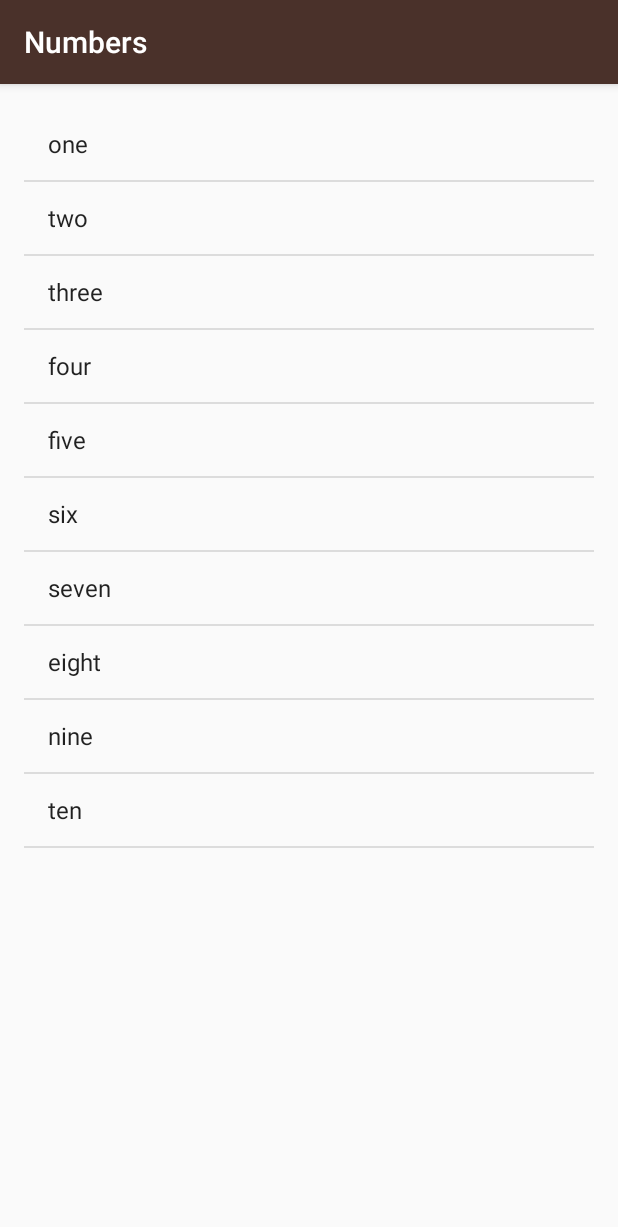
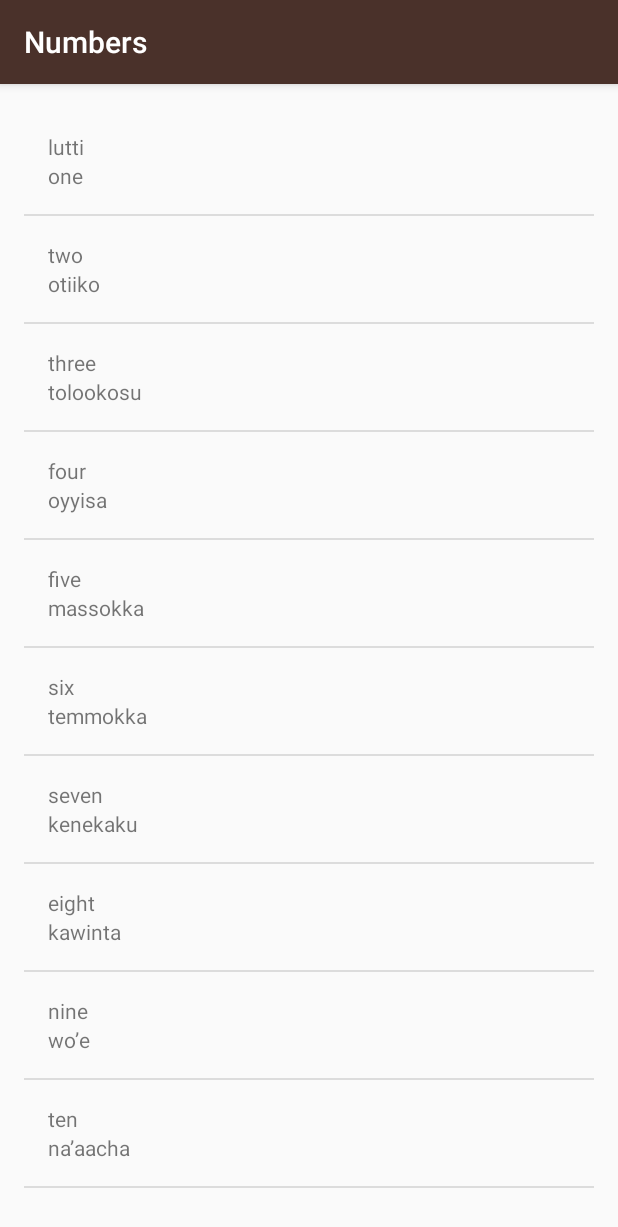
Before and after one commit to andreluiskg/Miwok, an Android app: the NumbersActivity screen opened directly, with no data from a screen before it, on a phone screen of 412 x 824 dp. Shown: the top 1227 px of the screen. Run offline under Robolectric (Android 15) with nearby library versions, the phone set to English and light mode, and no system bars.

Commit message:
Personalizando o ArrayAdapter para que receba dois atributos ao invés de um.

```diff
--- a/app/src/main/java/com/andre/android/miwok/NumbersActivity.java
+++ b/app/src/main/java/com/andre/android/miwok/NumbersActivity.java
@@ -2,7 +2,6 @@ package com.andre.android.miwok;
 
 import android.os.Bundle;
 import android.support.v7.app.AppCompatActivity;
-import android.widget.ArrayAdapter;
 import android.widget.ListView;
 
 import java.util.ArrayList;
@@ -14,17 +13,28 @@ public class NumbersActivity extends AppCompatActivity {
         super.onCreate(savedInstanceState);
         setContentView(R.layout.activity_numbers);
 
-        ArrayList<String> words = new ArrayList<String>();
-        words.add("one");
-        words.add("two");
-        words.add("three");
-        words.add("four");
-        words.add("five");
-        words.add("six");
-        words.add("seven");
-        words.add("eight");
-        words.add("nine");
-        words.add("ten");
+//        ArrayList<String> words = new ArrayList<String>();
+//        words.add("one");
+//        words.add("two");
+//        words.add("three");
+//        words.add("four");
+//        words.add("five");
+//        words.add("six");
+//        words.add("seven");
+//        words.add("eight");
+//        words.add("nine");
+//        words.add("ten");
+        ArrayList<Word> words = new ArrayList<Word>();
+        words.add(new Word("lutti", "one"));
+        words.add(new Word("two", "otiiko"));
+        words.add(new Word("three", "tolookosu"));
+        words.add(new Word("four", "oyyisa"));
+        words.add(new Word("five", "massokka"));
+        words.add(new Word("six", "temmokka"));
+        words.add(new Word("seven", "kenekaku"));
+        words.add(new Word("eight", "kawinta"));
+        words.add(new Word("nine", "wo’e"));
+        words.add(new Word("ten", "na’aacha"));
 
 //        LinearLayout rootView = (LinearLayout) findViewById(R.id.rootView);
 //        TextView wordView;
@@ -35,12 +45,15 @@ public class NumbersActivity extends AppCompatActivity {
 //            rootView.addView(wordView);
 //        }
 
-        ArrayAdapter<String> itemsAdapter =
-                new ArrayAdapter<String>(this, android.R.layout.simple_list_item_1, words);
+//        ArrayAdapter<String> itemsAdapter =
+//                new ArrayAdapter<String>(this, android.R.layout.simple_list_item_1, words);
+//        ListView listView = (ListView) findViewById(R.id.list);
+//        listView.setAdapter(itemsAdapter);
 
+        WordAdapter wordAdapter =
+                new WordAdapter(this, words);
         ListView listView = (ListView) findViewById(R.id.list);
-
-        listView.setAdapter(itemsAdapter);
+        listView.setAdapter(wordAdapter);
 
     }
 }
--- /dev/null
+++ b/app/src/main/java/com/andre/android/miwok/Word.java
@@ -0,0 +1,26 @@
+package com.andre.android.miwok;
+
+/**
+ * Created by andre on 07/07/2017.
+ */
+
+public class Word {
+
+    private String mMiwokWord;
+    private String mDefaultWord;
+
+    public Word(String miwokWord, String defaultWord) {
+        this.mMiwokWord = miwokWord;
+        this.mDefaultWord = defaultWord;
+    }
+
+    public String getmMiwokWord() {
+        return mMiwokWord;
+    }
+
+    public String getmDefaultWord() {
+        return mDefaultWord;
+    }
+
+
+}
--- /dev/null
+++ b/app/src/main/java/com/andre/android/miwok/WordAdapter.java
@@ -0,0 +1,53 @@
+package com.andre.android.miwok;
+
+import android.app.Activity;
+import android.view.LayoutInflater;
+import android.view.View;
+import android.view.ViewGroup;
+import android.widget.ArrayAdapter;
+import android.widget.TextView;
+
+import java.util.ArrayList;
+
+/**
+ * Created by andre on 07/07/2017.
+ */
+
+public class WordAdapter extends ArrayAdapter<Word> {
+
+    public WordAdapter(Activity context, ArrayList<Word> word) {
+        super(context, 0, word);
+    }
+
+    @Override
+    public View getView(int position, View convertView, ViewGroup parent) {
+
+        // Check if the existing view is being reused, otherwise inflate the view
+        View listItemView = convertView;
+
+        if (listItemView == null) {
+            listItemView = LayoutInflater.from(getContext()).inflate(
+                    R.layout.list_item, parent, false);
+        }
+
+        // Get the {@link AndroidFlavor} object located at this position in the list
+        Word currentWord = getItem(position);
+
+        // Find the TextView in the list_item.xml layout with the ID version_name
+        TextView miwokTextView = (TextView) listItemView.findViewById(R.id.miwok_text_view);
+        // Get the version name from the current AndroidFlavor object and
+        // set this text on the name TextView
+        miwokTextView.setText(currentWord.getmMiwokWord());
+
+        // Find the TextView in the list_item.xml layout with the ID version_number
+        TextView defaultTextView = (TextView) listItemView.findViewById(R.id.default_text_view);
+        // Get the version number from the current AndroidFlavor object and
+        // set this text on the number TextView
+        defaultTextView.setText(currentWord.getmDefaultWord());
+
+        // Return the whole list item layout (containing 2 TextViews and an ImageView)
+        // so that it can be shown in the ListView
+        return listItemView;
+    }
+
+}
--- a/app/src/main/res/layout/activity_numbers.xml
+++ b/app/src/main/res/layout/activity_numbers.xml
@@ -2,22 +2,15 @@
 <ListView xmlns:android="http://schemas.android.com/apk/res/android"
     xmlns:tools="http://schemas.android.com/tools"
     android:id="@+id/list"
-    android:orientation="vertical"
     android:layout_width="match_parent"
     android:layout_height="match_parent"
+    android:orientation="vertical"
     android:paddingBottom="@dimen/activity_vertical_margin"
     android:paddingLeft="@dimen/activity_horizontal_margin"
     android:paddingRight="@dimen/activity_horizontal_margin"
     android:paddingTop="@dimen/activity_vertical_margin"
-    tools:context="com.andre.android.miwok.NumbersActivity"/>
+    tools:context="com.andre.android.miwok.NumbersActivity" />
 
-<!--<LinearLayout xmlns:android="http://schemas.android.com/apk/res/android"-->
-    <!--xmlns:app="http://schemas.android.com/apk/res-auto"-->
-    <!--xmlns:tools="http://schemas.android.com/tools"-->
-    <!--android:id="@+id/rootView"-->
-    <!--android:layout_width="match_parent"-->
-    <!--android:layout_height="match_parent"-->
-    <!--android:orientation="vertical"-->
-    <!--tools:context="com.andre.android.miwok.NumbersActivity">-->
+    <!--<LinearLayout xmlns:android="http://schemas.android.com/apk/res/android"--><!--xmlns:app="http://schemas.android.com/apk/res-auto"--><!--xmlns:tools="http://schemas.android.com/tools"--><!--android:id="@+id/rootView"--><!--android:layout_width="match_parent"--><!--android:layout_height="match_parent"--><!--android:orientation="vertical"--><!--tools:context="com.andre.android.miwok.NumbersActivity">-->
 
-<!--</LinearLayout>-->
+    <!--</LinearLayout>-->
```
